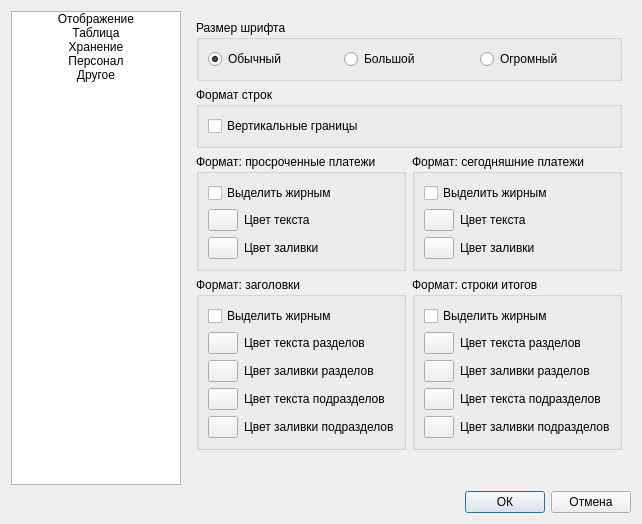
Qt form designer/ui/settingsdialog.ui (Aleee/FinanceCalender) before a commit.
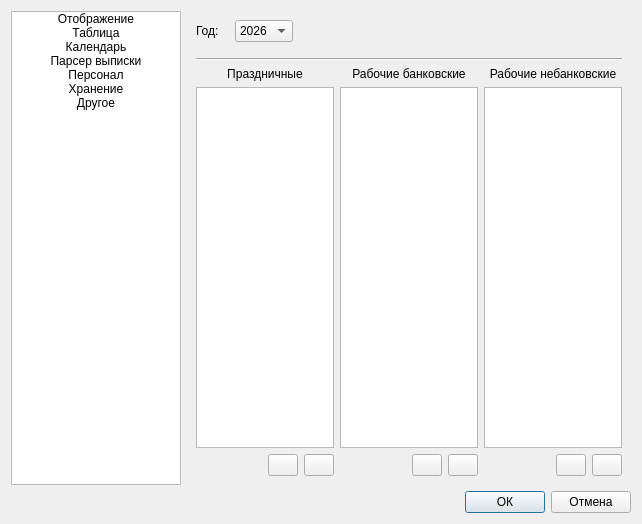
The same form after that commit. The open tabs and pages were chosen to show the change. Icons and pictures are not drawn. Custom widgets are drawn as their Qt base class.

Diff of the .ui file:
```diff
--- a/designer/ui/settingsdialog.ui
+++ b/designer/ui/settingsdialog.ui
@@ -602,6 +602,348 @@
        </item>
       </layout>
      </widget>
+     <widget class="QWidget" name="page_2">
+      <layout class="QGridLayout" name="gridLayout_20">
+       <item row="5" column="0" colspan="2">
+        <layout class="QGridLayout" name="gridLayout_21">
+         <item row="0" column="3">
+          <widget class="QLabel" name="label_27">
+           <property name="text">
+            <string>Рабочие небанковские</string>
+           </property>
+           <property name="alignment">
+            <set>Qt::AlignmentFlag::AlignBottom|Qt::AlignmentFlag::AlignHCenter</set>
+           </property>
+           <property name="wordWrap">
+            <bool>true</bool>
+           </property>
+          </widget>
+         </item>
+         <item row="0" column="2">
+          <widget class="QLabel" name="label_25">
+           <property name="text">
+            <string>Рабочие банковские</string>
+           </property>
+           <property name="alignment">
+            <set>Qt::AlignmentFlag::AlignBottom|Qt::AlignmentFlag::AlignHCenter</set>
+           </property>
+           <property name="wordWrap">
+            <bool>true</bool>
+           </property>
+          </widget>
+         </item>
+         <item row="0" column="1">
+          <widget class="QLabel" name="label_26">
+           <property name="text">
+            <string>Праздничные</string>
+           </property>
+           <property name="alignment">
+            <set>Qt::AlignmentFlag::AlignBottom|Qt::AlignmentFlag::AlignHCenter</set>
+           </property>
+          </widget>
+         </item>
+         <item row="1" column="3">
+          <widget class="QListWidget" name="lw_calender_worknonbankdays"/>
+         </item>
+         <item row="1" column="2">
+          <widget class="QListWidget" name="lw_calender_workbankdays"/>
+         </item>
+         <item row="1" column="1">
+          <widget class="QListWidget" name="lw_calender_weekdays"/>
+         </item>
+         <item row="2" column="1">
+          <layout class="QHBoxLayout" name="horizontalLayout_9">
+           <item>
+            <spacer name="horizontalSpacer_10">
+             <property name="orientation">
+              <enum>Qt::Orientation::Horizontal</enum>
+             </property>
+             <property name="sizeHint" stdset="0">
+              <size>
+               <width>40</width>
+               <height>20</height>
+              </size>
+             </property>
+            </spacer>
+           </item>
+           <item>
+            <widget class="QPushButton" name="pb_calender_remove_week">
+             <property name="maximumSize">
+              <size>
+               <width>30</width>
+               <height>30</height>
+              </size>
+             </property>
+             <property name="text">
+              <string/>
+             </property>
+             <property name="icon">
+              <iconset resource="../../resources.qrc">
+               <normaloff>:/designer/icons/remove.svg</normaloff>:/designer/icons/remove.svg</iconset>
+             </property>
+            </widget>
+           </item>
+           <item>
+            <widget class="QPushButton" name="pb_calender_add_week">
+             <property name="maximumSize">
+              <size>
+               <width>30</width>
+               <height>30</height>
+              </size>
+             </property>
+             <property name="text">
+              <string/>
+             </property>
+             <property name="icon">
+              <iconset resource="../../resources.qrc">
+               <normaloff>:/designer/icons/add.svg</normaloff>:/designer/icons/add.svg</iconset>
+             </property>
+            </widget>
+           </item>
+          </layout>
+         </item>
+         <item row="2" column="2">
+          <layout class="QHBoxLayout" name="horizontalLayout_10">
+           <item>
+            <spacer name="horizontalSpacer_11">
+             <property name="orientation">
+              <enum>Qt::Orientation::Horizontal</enum>
+             </property>
+             <property name="sizeHint" stdset="0">
+              <size>
+               <width>40</width>
+               <height>20</height>
+              </size>
+             </property>
+            </spacer>
+           </item>
+           <item>
+            <widget class="QPushButton" name="pb_calender_remove_workbank">
+             <property name="maximumSize">
+              <size>
+               <width>30</width>
+               <height>30</height>
+              </size>
+             </property>
+             <property name="text">
+              <string/>
+             </property>
+             <property name="icon">
+              <iconset resource="../../resources.qrc">
+               <normaloff>:/designer/icons/remove.svg</normaloff>:/designer/icons/remove.svg</iconset>
+             </property>
+            </widget>
+           </item>
+           <item>
+            <widget class="QPushButton" name="pb_calender_add_workbank">
+             <property name="maximumSize">
+              <size>
+               <width>30</width>
+               <height>30</height>
+              </size>
+             </property>
+             <property name="text">
+              <string/>
+             </property>
+             <property name="icon">
+              <iconset resource="../../resources.qrc">
+               <normaloff>:/designer/icons/add.svg</normaloff>:/designer/icons/add.svg</iconset>
+             </property>
+            </widget>
+           </item>
+          </layout>
+         </item>
+         <item row="2" column="3">
+          <layout class="QHBoxLayout" name="horizontalLayout_11">
+           <item>
+            <spacer name="horizontalSpacer_12">
+             <property name="orientation">
+              <enum>Qt::Orientation::Horizontal</enum>
+             </property>
+             <property name="sizeHint" stdset="0">
+              <size>
+               <width>40</width>
+               <height>20</height>
+              </size>
+             </property>
+            </spacer>
+           </item>
+           <item>
+            <widget class="QPushButton" name="pb_calender_remove_worknobank">
+             <property name="maximumSize">
+              <size>
+               <width>30</width>
+               <height>30</height>
+              </size>
+             </property>
+             <property name="text">
+              <string/>
+             </property>
+             <property name="icon">
+              <iconset resource="../../resources.qrc">
+               <normaloff>:/designer/icons/remove.svg</normaloff>:/designer/icons/remove.svg</iconset>
+             </property>
+            </widget>
+           </item>
+           <item>
+            <widget class="QPushButton" name="pb_calender_add_worknobank">
+             <property name="maximumSize">
+              <size>
+               <width>30</width>
+               <height>30</height>
+              </size>
+             </property>
+             <property name="text">
+              <string/>
+             </property>
+             <property name="icon">
+              <iconset resource="../../resources.qrc">
+               <normaloff>:/designer/icons/add.svg</normaloff>:/designer/icons/add.svg</iconset>
+             </property>
+            </widget>
+           </item>
+          </layout>
+         </item>
+        </layout>
+       </item>
+       <item row="3" column="0" colspan="2">
+        <widget class="Line" name="line">
+         <property name="orientation">
+          <enum>Qt::Orientation::Horizontal</enum>
+         </property>
+        </widget>
+       </item>
+       <item row="1" column="0" colspan="2">
+        <layout class="QHBoxLayout" name="horizontalLayout_7">
+         <item>
+          <widget class="QLabel" name="label_23">
+           <property name="text">
+            <string>Год:</string>
+           </property>
+          </widget>
+         </item>
+         <item>
+          <spacer name="horizontalSpacer_14">
+           <property name="orientation">
+            <enum>Qt::Orientation::Horizontal</enum>
+           </property>
+           <property name="sizeType">
+            <enum>QSizePolicy::Policy::Fixed</enum>
+           </property>
+           <property name="sizeHint" stdset="0">
+            <size>
+             <width>10</width>
+             <height>20</height>
+            </size>
+           </property>
+          </spacer>
+         </item>
+         <item>
+          <widget class="QComboBox" name="cmb_calender_year">
+           <item>
+            <property name="text">
+             <string>2026</string>
+            </property>
+           </item>
+           <item>
+            <property name="text">
+             <string>2027</string>
+            </property>
+           </item>
+          </widget>
+         </item>
+         <item>
+          <spacer name="horizontalSpacer_13">
+           <property name="orientation">
+            <enum>Qt::Orientation::Horizontal</enum>
+           </property>
+           <property name="sizeHint" stdset="0">
+            <size>
+             <width>40</width>
+             <height>20</height>
+            </size>
+           </property>
+          </spacer>
+         </item>
+        </layout>
+       </item>
+       <item row="2" column="0">
+        <spacer name="verticalSpacer_8">
+         <property name="orientation">
+          <enum>Qt::Orientation::Vertical</enum>
+         </property>
+         <property name="sizeType">
+          <enum>QSizePolicy::Policy::Fixed</enum>
+         </property>
+         <property name="sizeHint" stdset="0">
+          <size>
+           <width>20</width>
+           <height>10</height>
+          </size>
+         </property>
+        </spacer>
+       </item>
+      </layout>
+     </widget>
+     <widget class="QWidget" name="page_3">
+      <layout class="QGridLayout" name="gridLayout_22">
+       <item row="0" column="0">
+        <widget class="QGroupBox" name="groupBox_14">
+         <property name="title">
+          <string>Перечень должностей</string>
+         </property>
+         <layout class="QGridLayout" name="gridLayout_23">
+          <item row="1" column="0" rowspan="3">
+           <widget class="QListWidget" name="lw_positions"/>
+          </item>
+          <item row="3" column="1">
+           <widget class="QPushButton" name="pb_position_add">
+            <property name="text">
+             <string>Добавить</string>
+            </property>
+           </widget>
+          </item>
+          <item row="1" column="1">
+           <widget class="QPushButton" name="pb_position_remove">
+            <property name="enabled">
+             <bool>false</bool>
+            </property>
+            <property name="text">
+             <string>Удалить</string>
+            </property>
+           </widget>
+          </item>
+          <item row="2" column="1">
+           <widget class="QPushButton" name="pb_position_rename">
+            <property name="enabled">
+             <bool>false</bool>
+            </property>
+            <property name="text">
+             <string>Переименовать</string>
+            </property>
+           </widget>
+          </item>
+          <item row="0" column="0">
+           <widget class="QComboBox" name="cmb_positions_department"/>
+          </item>
+         </layout>
+        </widget>
+       </item>
+       <item row="1" column="0">
+        <spacer name="verticalSpacer_9">
+         <property name="orientation">
+          <enum>Qt::Orientation::Vertical</enum>
+         </property>
+         <property name="sizeHint" stdset="0">
+          <size>
+           <width>20</width>
+           <height>40</height>
+          </size>
+         </property>
+        </spacer>
+       </item>
+      </layout>
+     </widget>
      <widget class="QWidget" name="pg_storage">
       <layout class="QGridLayout" name="gridLayout_4">
        <item row="0" column="0">
@@ -1135,14 +1477,26 @@
      </item>
      <item>
       <property name="text">
-       <string>Хранение</string>
+       <string>Календарь</string>
       </property>
       <property name="textAlignment">
        <set>AlignCenter</set>
       </property>
       <property name="icon">
        <iconset resource="../../resources.qrc">
-        <normaloff>:/icon-settings/designer/icons/storage.svg</normaloff>:/icon-settings/designer/icons/storage.svg</iconset>
+        <normaloff>:/designer/icons/calendar.svg</normaloff>:/designer/icons/calendar.svg</iconset>
+      </property>
+     </item>
+     <item>
+      <property name="text">
+       <string>Парсер выписки</string>
+      </property>
+      <property name="textAlignment">
+       <set>AlignCenter</set>
+      </property>
+      <property name="icon">
+       <iconset resource="../../resources.qrc">
+        <normaloff>:/designer/icons/csvparser.svg</normaloff>:/designer/icons/csvparser.svg</iconset>
       </property>
      </item>
      <item>
@@ -1157,6 +1511,18 @@
         <normaloff>:/icon-settings/designer/icons/set_pers.svg</normaloff>:/icon-settings/designer/icons/set_pers.svg</iconset>
       </property>
      </item>
+     <item>
+      <property name="text">
+       <string>Хранение</string>
+      </property>
+      <property name="textAlignment">
+       <set>AlignCenter</set>
+      </property>
+      <property name="icon">
+       <iconset resource="../../resources.qrc">
+        <normaloff>:/icon-settings/designer/icons/storage.svg</normaloff>:/icon-settings/designer/icons/storage.svg</iconset>
+      </property>
+     </item>
      <item>
       <property name="text">
        <string>Другое</string>
```
Left out of the diff: 57 changed lines with no effect on the pictures.
